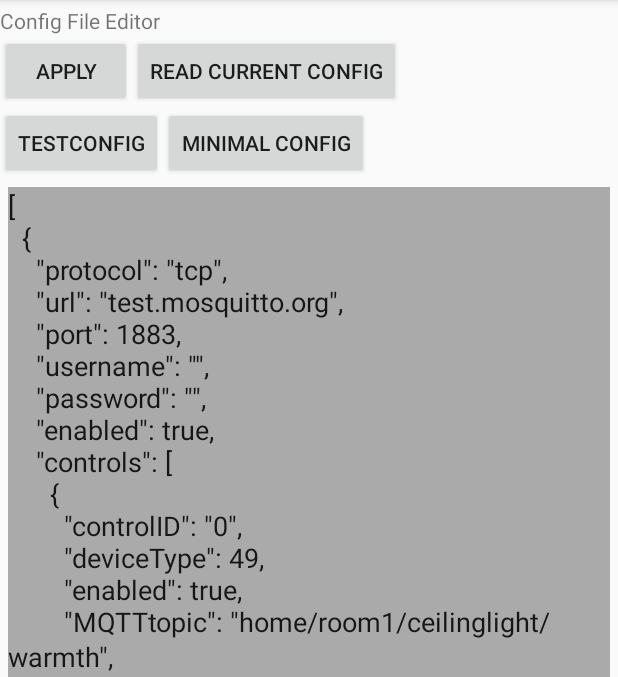
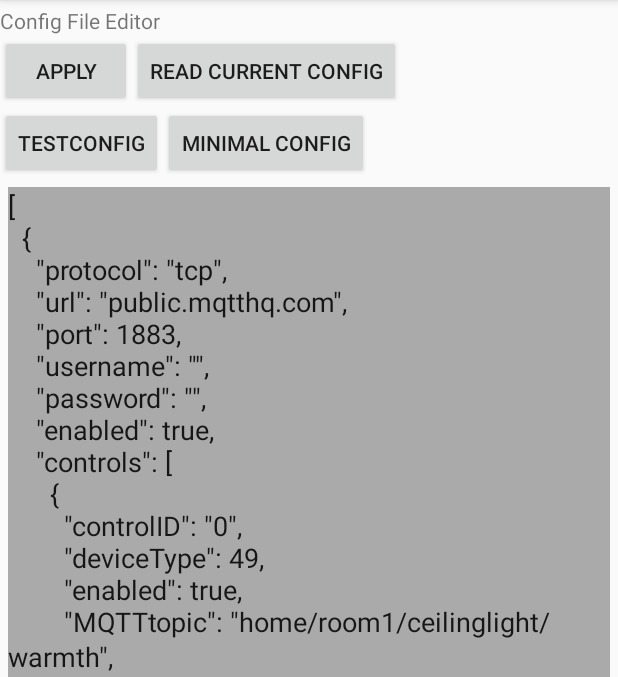
Before and after one commit to Cast39/MQTT_Device_Controls, an Android app: the screen it shows after launch (MainActivity), on a phone screen of 412 x 824 dp, the part 84-761 px from its top. Run offline under Robolectric (Android 15) with nearby library versions, the phone set to English and light mode, and no system bars; network calls fail.

Commit message:
changed default server

```diff
--- a/app/src/main/java/com/stecker/mqttdevicecontrols/MainActivity.java
+++ b/app/src/main/java/com/stecker/mqttdevicecontrols/MainActivity.java
@@ -50,7 +50,7 @@ public class MainActivity extends AppCompatActivity {
     public LinkedList<Server> getTestConfig() {
         LinkedList<Server> servers = new LinkedList<>();
         Server s = new Server();
-        s.url = "test.mosquitto.org";
+        s.url = "public.mqtthq.com";
 
         Control c = new Control();
 
```
